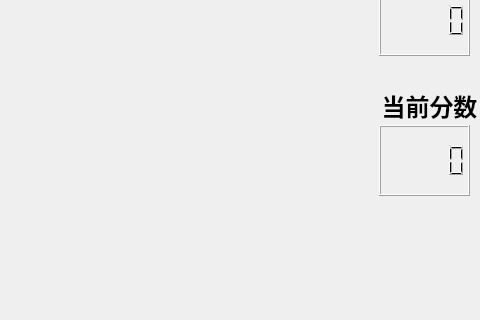
Before: the Qt Designer form Tetris/cboard_single.ui in Aurora-glint/Tetris, drawn with Qt 5; both pictures show x 241 to 721 and y 95 to 415 of the 721 by 879 pixel window.
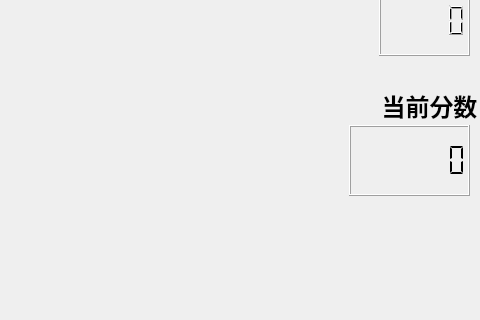
After: the same form once the commit is applied.

Commit message: 7位分数显示

Patch:
```diff
--- a/Tetris/cboard_single.ui
+++ b/Tetris/cboard_single.ui
@@ -125,15 +125,21 @@
   <widget class="QLCDNumber" name="lcd_score">
    <property name="geometry">
     <rect>
-     <x>620</x>
+     <x>590</x>
      <y>220</y>
-     <width>91</width>
+     <width>121</width>
      <height>71</height>
     </rect>
    </property>
    <property name="layoutDirection">
     <enum>Qt::LayoutDirection::LeftToRight</enum>
    </property>
+   <property name="digitCount">
+    <number>7</number>
+   </property>
+   <property name="segmentStyle">
+    <enum>QLCDNumber::SegmentStyle::Flat</enum>
+   </property>
   </widget>
  </widget>
  <resources/>
```
Left out of the diff: 3 changed lines with no effect on the pictures.
